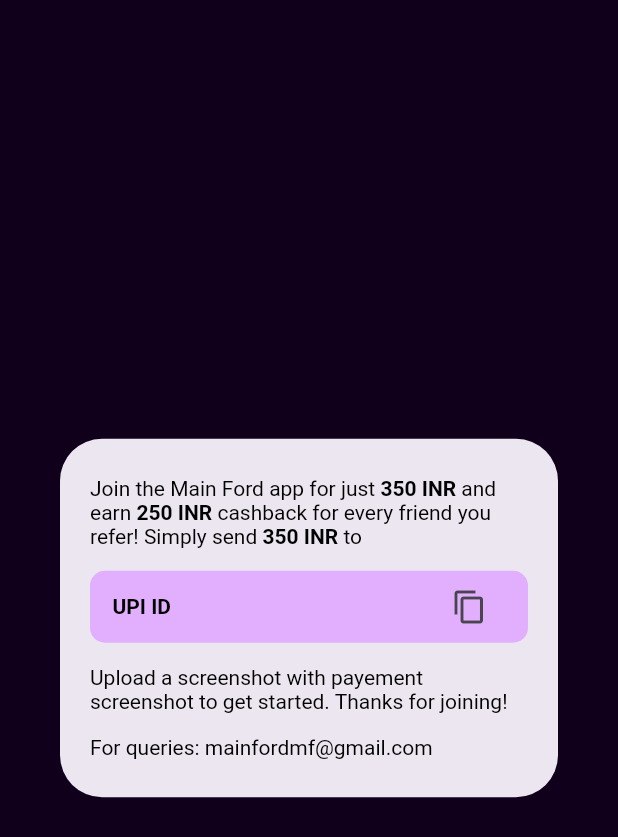
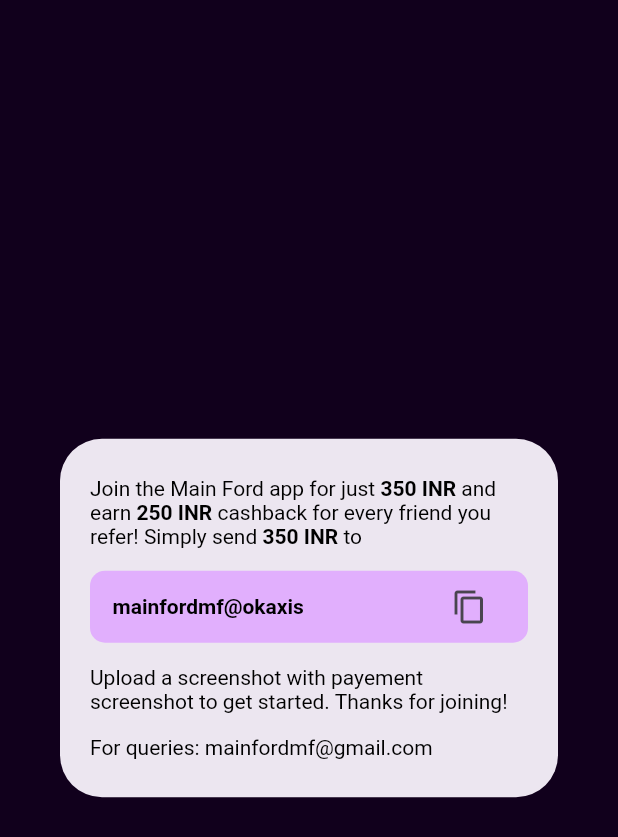
Before and after one commit to haadiyaa/mainford, a Flutter app: the PayDetails widget shown alone on an empty page, opened directly, on a phone screen of 412 x 824 dp. Shown: the top 837 px of the screen. Run offline on Flutter 3.47's test engine with Material 3 defaults, Android fonts, the phone set to English and light mode, and no system bars; our stand-ins replace another_flutter_splash_screen, card_swiper, connectivity_plus, image_picker, internet_connection_checker, quickalert and 5 more; missing offline and left inert: screen_protector; accounts and stored records are empty.

Commit message:
version changed and upi changed

```diff
--- a/lib/view/view/authentication/widgets/paydetails.dart
+++ b/lib/view/view/authentication/widgets/paydetails.dart
@@ -67,7 +67,7 @@ class PayDetails extends StatelessWidget {
               mainAxisAlignment: MainAxisAlignment.spaceBetween,
               children: [
                 const Text(
-                  'UPI ID',
+                  'mainfordmf@okaxis',
                   style: TextStyle(fontWeight: FontWeight.bold),
                 ),
                 IconButton(
--- a/pubspec.yaml
+++ b/pubspec.yaml
@@ -16,7 +16,7 @@ publish_to: 'none' # Remove this line if you wish to publish to pub.dev
 # https://developer.apple.com/library/archive/documentation/General/Reference/InfoPlistKeyReference/Articles/CoreFoundationKeys.html
 # In Windows, build-name is used as the major, minor, and patch parts
 # of the product and file versions while build-number is used as the build suffix.
-version: 1.0.2+2
+version: 1.2.0+3
 
 environment:
   sdk: '>=3.2.0 <4.0.0'
```
